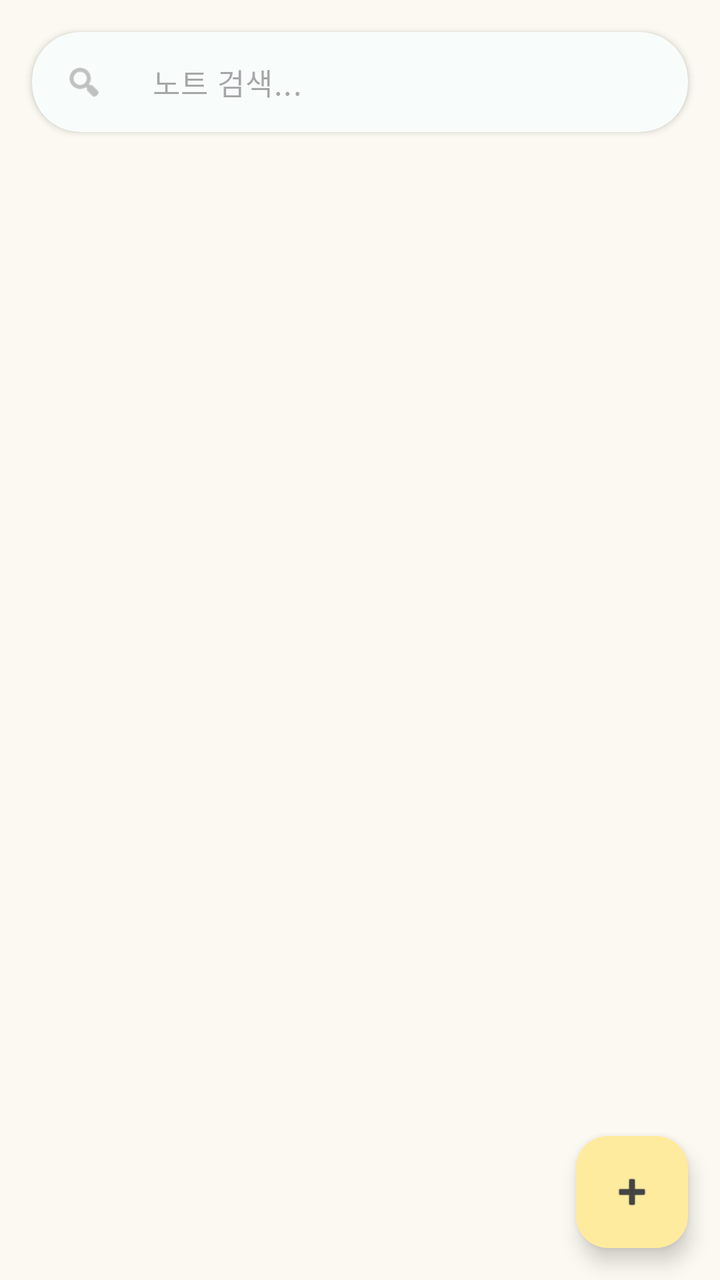
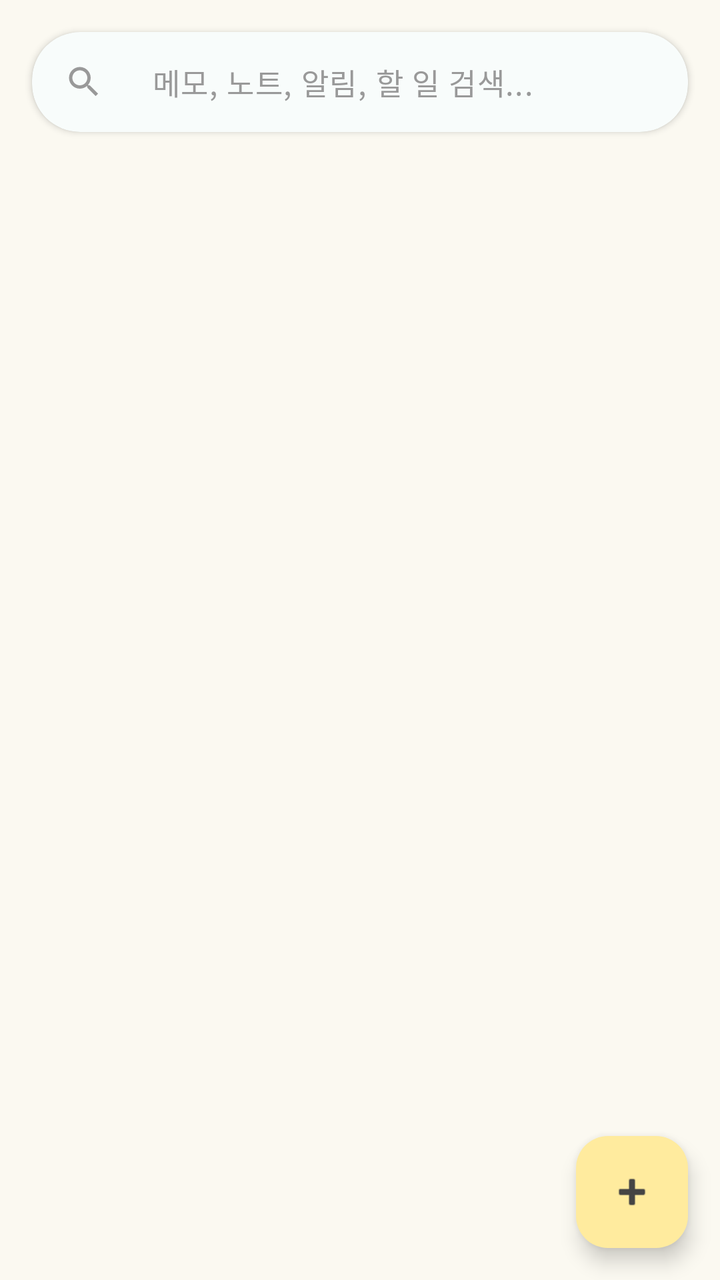

Two renders of the same Android screen: before a commit and after it. Below are the layout's source before the change and the commit's diff.
<!-- AndroidManifest.xml: application theme Theme.ToDoNote -->
<!-- res/layout/fragment_note.xml -->
<?xml version="1.0" encoding="utf-8"?>
<androidx.constraintlayout.widget.ConstraintLayout xmlns:android="http://schemas.android.com/apk/res/android"
    xmlns:app="http://schemas.android.com/apk/res-auto"
    android:layout_width="match_parent"
    android:layout_height="match_parent"
    android:background="@color/color_background">

    
    <com.google.android.material.card.MaterialCardView
        android:id="@+id/search_card"
        android:layout_width="0dp"
        android:layout_height="wrap_content"
        android:layout_marginStart="16dp"
        android:layout_marginTop="16dp"
        android:layout_marginEnd="16dp"
        app:cardCornerRadius="24dp"
        app:cardElevation="2dp"
        app:cardBackgroundColor="@color/white"
        app:strokeWidth="0dp"
        app:layout_constraintEnd_toEndOf="parent"
        app:layout_constraintStart_toStartOf="parent"
        app:layout_constraintTop_toTopOf="parent">

        <LinearLayout
            android:layout_width="match_parent"
            android:layout_height="wrap_content"
            android:orientation="horizontal"
            android:gravity="center_vertical"
            android:paddingStart="16dp"
            android:paddingEnd="8dp">

            
            <ImageView
                android:layout_width="20dp"
                android:layout_height="20dp"
                android:src="@android:drawable/ic_menu_search"
                android:tint="@color/color_text_light"
                android:contentDescription="검색" />

            <com.google.android.material.textfield.TextInputLayout
                android:id="@+id/search_layout"
                android:layout_width="0dp"
                android:layout_height="wrap_content"
                android:layout_weight="1"
                android:layout_marginStart="8dp"
                app:boxStrokeWidth="0dp"
                app:boxStrokeWidthFocused="0dp"
                app:hintEnabled="false"
                app:boxBackgroundColor="@android:color/transparent">

                <com.google.android.material.textfield.TextInputEditText
                    android:id="@+id/et_search"
                    android:layout_width="match_parent"
                    android:layout_height="wrap_content"
                    android:hint="노트 검색..."
                    android:inputType="text"
                    android:imeOptions="actionSearch"
                    android:background="@android:color/transparent"
                    android:textSize="15sp"
                    android:paddingTop="14dp"
                    android:paddingBottom="14dp" />
            </com.google.android.material.textfield.TextInputLayout>

        </LinearLayout>

    </com.google.android.material.card.MaterialCardView>

    
    <androidx.recyclerview.widget.RecyclerView
        android:id="@+id/recycler_note"
        android:layout_width="0dp"
        android:layout_height="0dp"
        android:layout_marginStart="8dp"
        android:layout_marginTop="12dp"
        android:layout_marginEnd="8dp"
        android:layout_marginBottom="16dp"
        android:padding="8dp"
        android:clipToPadding="false"
        app:layout_constraintBottom_toBottomOf="parent"
        app:layout_constraintEnd_toEndOf="parent"
        app:layout_constraintStart_toStartOf="parent"
        app:layout_constraintTop_toBottomOf="@id/search_card" />

    
    <com.google.android.material.floatingactionbutton.FloatingActionButton
        android:id="@+id/fab_note"
        android:layout_width="wrap_content"
        android:layout_height="wrap_content"
        android:layout_margin="16dp"
        android:src="@android:drawable/ic_input_add"
        app:backgroundTint="@color/color_accent"
        app:tint="@color/color_text_dark"
        app:elevation="6dp"
        app:layout_constraintBottom_toBottomOf="parent"
        app:layout_constraintEnd_toEndOf="parent" />

</androidx.constraintlayout.widget.ConstraintLayout>
<!-- resources referenced by this layout -->
<resources>
  <color name="color_accent">#FFEB9E</color>
  <color name="color_background">#FBF9F1</color>
  <color name="color_text_dark">#444444</color>
  <color name="color_text_light">#999999</color>
  <color name="white">#FFFFFFFF</color>
  <style name="Theme.ToDoNote" parent="Base.Theme.ToDoNote" />
  <style name="Base.Theme.ToDoNote" parent="Theme.Material3.DayNight.NoActionBar">
          
          <item name="colorPrimary">@color/color_primary</item>
          <item name="colorPrimaryDark">@color/color_primary_dark</item>
          <item name="colorPrimaryVariant">@color/color_primary_light</item>
          
          
          <item name="colorSecondary">@color/color_secondary</item>
          <item name="colorSecondaryVariant">@color/color_secondary_dark</item>
          
          
          <item name="android:colorBackground">@color/color_background</item>
          <item name="colorSurface">@color/color_surface</item>
          
          
          <item name="android:textColorPrimary">@color/color_text_dark</item>
          <item name="android:textColorSecondary">@color/color_text_medium</item>
          <item name="colorOnPrimary">@color/white</item>
          <item name="colorOnSecondary">@color/color_text_dark</item>
          <item name="colorOnBackground">@color/color_text_dark</item>
          <item name="colorOnSurface">@color/color_text_dark</item>
          <item name="colorOnSurfaceVariant">@color/color_text_medium</item>
          
          
          <item name="colorAccent">@color/color_accent</item>
          
          
          <item name="colorOutline">@color/color_outline</item>
          
          
          <item name="android:statusBarColor">@android:color/black</item>
          <item name="android:windowLightStatusBar">false</item>
      </style>
  <color name="color_primary">#A0D9C8</color>
  <color name="color_primary_dark">#7DB8A5</color>
  <color name="color_primary_light">#C8E8DC</color>
  <color name="color_secondary">#F0D5C9</color>
  <color name="color_secondary_dark">#E0B5A3</color>
  <color name="color_surface">#FFFFFF</color>
  <color name="color_text_medium">#666666</color>
  <color name="color_outline">#333333</color>
</resources>

<!-- the commit's change to res/layout/fragment_note.xml (unified diff, before → after) -->
@@ -6,64 +6,17 @@
     android:background="@color/color_background">
 
     
-    <com.google.android.material.card.MaterialCardView
+    <include
         android:id="@+id/search_card"
+        layout="@layout/view_search_bar"
         android:layout_width="0dp"
         android:layout_height="wrap_content"
         android:layout_marginStart="16dp"
         android:layout_marginTop="16dp"
         android:layout_marginEnd="16dp"
-        app:cardCornerRadius="24dp"
-        app:cardElevation="2dp"
-        app:cardBackgroundColor="@color/white"
-        app:strokeWidth="0dp"
         app:layout_constraintEnd_toEndOf="parent"
         app:layout_constraintStart_toStartOf="parent"
-        app:layout_constraintTop_toTopOf="parent">
-
-        <LinearLayout
-            android:layout_width="match_parent"
-            android:layout_height="wrap_content"
-            android:orientation="horizontal"
-            android:gravity="center_vertical"
-            android:paddingStart="16dp"
-            android:paddingEnd="8dp">
-
-            
-            <ImageView
-                android:layout_width="20dp"
-                android:layout_height="20dp"
-                android:src="@android:drawable/ic_menu_search"
-                android:tint="@color/color_text_light"
-                android:contentDescription="검색" />
-
-            <com.google.android.material.textfield.TextInputLayout
-                android:id="@+id/search_layout"
-                android:layout_width="0dp"
-                android:layout_height="wrap_content"
-                android:layout_weight="1"
-                android:layout_marginStart="8dp"
-                app:boxStrokeWidth="0dp"
-                app:boxStrokeWidthFocused="0dp"
-                app:hintEnabled="false"
-                app:boxBackgroundColor="@android:color/transparent">
-
-                <com.google.android.material.textfield.TextInputEditText
-                    android:id="@+id/et_search"
-                    android:layout_width="match_parent"
-                    android:layout_height="wrap_content"
-                    android:hint="노트 검색..."
-                    android:inputType="text"
-                    android:imeOptions="actionSearch"
-                    android:background="@android:color/transparent"
-                    android:textSize="15sp"
-                    android:paddingTop="14dp"
-                    android:paddingBottom="14dp" />
-            </com.google.android.material.textfield.TextInputLayout>
-
-        </LinearLayout>
-
-    </com.google.android.material.card.MaterialCardView>
+        app:layout_constraintTop_toTopOf="parent" />
 
     
     <androidx.recyclerview.widget.RecyclerView
@@ -95,3 +48,59 @@
         app:layout_constraintEnd_toEndOf="parent" />
 
 </androidx.constraintlayout.widget.ConstraintLayout>
+<!-- res/layout/view_search_bar.xml (included above) -->
+<?xml version="1.0" encoding="utf-8"?>
+<com.google.android.material.card.MaterialCardView xmlns:android="http://schemas.android.com/apk/res/android"
+    xmlns:app="http://schemas.android.com/apk/res-auto"
+    android:layout_width="match_parent"
+    android:layout_height="wrap_content"
+    app:cardBackgroundColor="@color/white"
+    app:cardCornerRadius="24dp"
+    app:cardElevation="2dp"
+    app:strokeWidth="0dp">
+
+    <LinearLayout
+        android:layout_width="match_parent"
+        android:layout_height="wrap_content"
+        android:gravity="center_vertical"
+        android:orientation="horizontal"
+        android:paddingStart="16dp"
+        android:paddingEnd="8dp">
+
+        <ImageView
+            android:layout_width="20dp"
+            android:layout_height="20dp"
+            android:contentDescription="@null"
+            android:src="@drawable/ic_search"
+            app:tint="@color/color_text_light" />
+
+        <com.google.android.material.textfield.TextInputLayout
+            android:layout_width="0dp"
+            android:layout_height="wrap_content"
+            android:layout_marginStart="8dp"
+            android:layout_weight="1"
+            app:boxBackgroundColor="@android:color/transparent"
+            app:boxStrokeWidth="0dp"
+            app:boxStrokeWidthFocused="0dp"
+            app:endIconMode="clear_text"
+            app:endIconTint="@color/color_text_light"
+            app:hintEnabled="false">
+
+            <com.google.android.material.textfield.TextInputEditText
+                android:id="@+id/et_search"
+                android:layout_width="match_parent"
+                android:layout_height="wrap_content"
+                android:background="@android:color/transparent"
+                android:hint="메모, 노트, 알림, 할 일 검색..."
+                android:imeOptions="actionSearch"
+                android:inputType="text"
+                android:paddingTop="14dp"
+                android:paddingBottom="14dp"
+                android:textColorHint="@color/color_text_light"
+                android:textCursorDrawable="@drawable/cursor_mint"
+                android:textSize="15sp" />
+        </com.google.android.material.textfield.TextInputLayout>
+
+    </LinearLayout>
+
+</com.google.android.material.card.MaterialCardView>
<!-- resource entries referenced after the edit -->
@@ -5,6 +5,25 @@
   <color name="color_text_dark">#444444</color>
   <color name="color_text_light">#999999</color>
   <color name="white">#FFFFFFFF</color>
+  <!-- drawable cursor_mint (drawable) -->
+  <?xml version="1.0" encoding="utf-8"?>
+  <shape xmlns:android="http://schemas.android.com/apk/res/android"
+      android:shape="rectangle">
+      <solid android:color="@color/color_primary" />
+      <size android:width="2dp" />
+  </shape>
+  <!-- drawable ic_search (drawable) -->
+  <?xml version="1.0" encoding="utf-8"?>
+  <vector xmlns:android="http://schemas.android.com/apk/res/android"
+      android:width="24dp"
+      android:height="24dp"
+      android:tint="@color/color_text_dark"
+      android:viewportWidth="24"
+      android:viewportHeight="24">
+      <path
+          android:fillColor="@android:color/white"
+          android:pathData="M15.5,14h-0.79l-0.28,-0.27C15.41,12.59 16,11.11 16,9.5 16,5.91 13.09,3 9.5,3S3,5.91 3,9.5 5.91,16 9.5,16c1.61,0 3.09,-0.59 4.23,-1.57l0.27,0.28v0.79l5,4.99L20.49,19l-4.99,-5zM9.5,14C7.01,14 5,11.99 5,9.5S7.01,5 9.5,5 14,7.01 14,9.5 11.99,14 9.5,14z" />
+  </vector>
   <style name="Theme.ToDoNote" parent="Base.Theme.ToDoNote" />
   <style name="Base.Theme.ToDoNote" parent="Theme.Material3.DayNight.NoActionBar">
           
